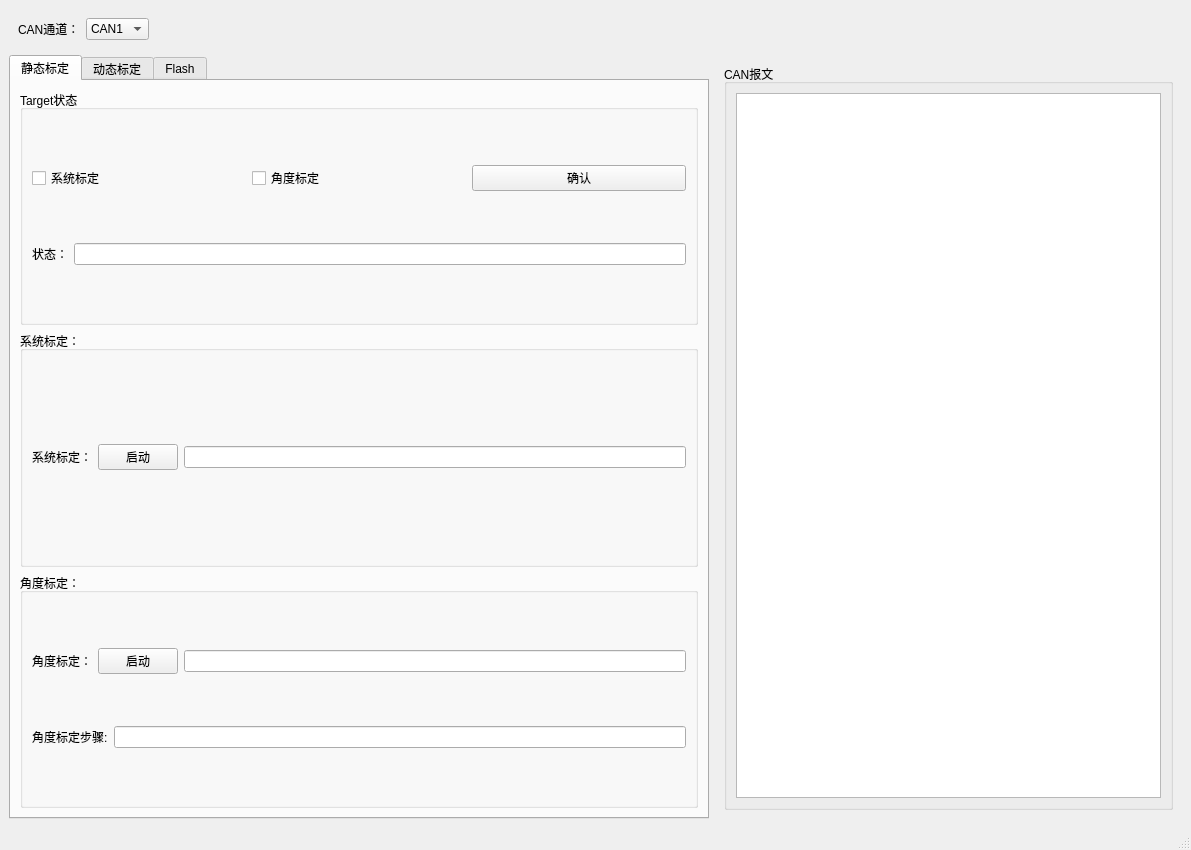
Old version of the form calibrationWindow.ui in the repository tzhuhua/EOL_Dev.
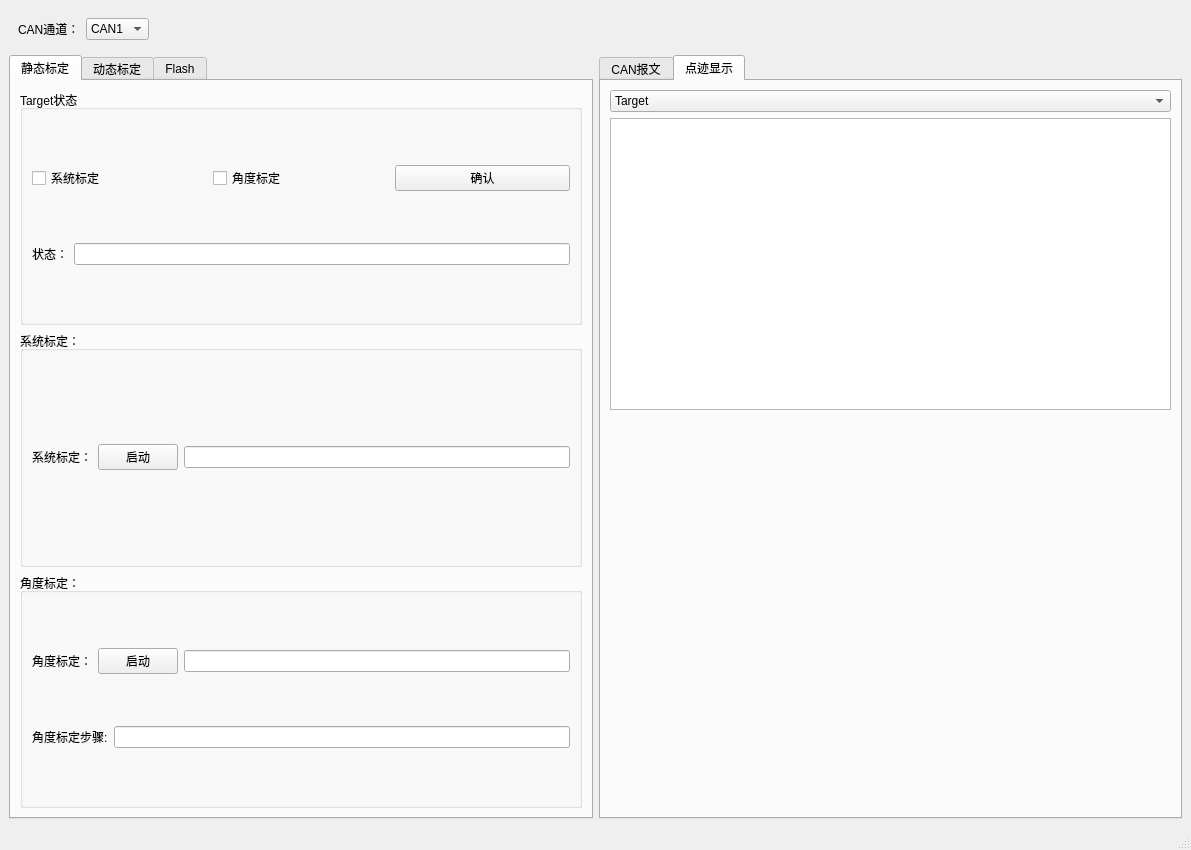
New version of the form.

Commit message: 点迹显示

What changed in the file:
```diff
--- a/calibrationWindow.ui
+++ b/calibrationWindow.ui
@@ -20,8 +20,8 @@
    <string>标定</string>
   </property>
   <widget class="QWidget" name="centralwidget">
-   <layout class="QVBoxLayout" name="verticalLayout_2">
-    <item>
+   <layout class="QGridLayout" name="gridLayout_11">
+    <item row="0" column="0" colspan="2">
      <widget class="QWidget" name="widget_2" native="true">
       <layout class="QGridLayout" name="gridLayout_2">
        <item row="0" column="0">
@@ -65,9 +65,7 @@
       </layout>
      </widget>
     </item>
-    <item>
-     <layout class="QHBoxLayout" name="horizontalLayout_8" stretch="6,4">
-      <item>
+    <item row="1" column="0">
        <widget class="QTabWidget" name="tabWidget">
         <property name="currentIndex">
          <number>0</number>
@@ -558,25 +556,20 @@
         </widget>
        </widget>
       </item>
-      <item>
-       <widget class="QWidget" name="widget" native="true">
-        <property name="sizePolicy">
-         <sizepolicy hsizetype="Minimum" vsizetype="Minimum">
-          <horstretch>0</horstretch>
-          <verstretch>0</verstretch>
-         </sizepolicy>
-        </property>
-        <layout class="QGridLayout" name="gridLayout_7" rowstretch="0" columnstretch="0" rowminimumheight="0" columnminimumwidth="0">
-         <property name="sizeConstraint">
-          <enum>QLayout::SetNoConstraint</enum>
-         </property>
-         <item row="0" column="0">
-          <widget class="QGroupBox" name="groupBox_cantext">
-           <property name="title">
+    <item row="1" column="1">
+     <widget class="QTabWidget" name="tabWidget_2">
+      <property name="enabled">
+       <bool>true</bool>
+      </property>
+      <property name="currentIndex">
+       <number>1</number>
+      </property>
+      <widget class="QWidget" name="tab_4">
+       <attribute name="title">
             <string>CAN报文</string>
-           </property>
-           <layout class="QVBoxLayout" name="verticalLayout">
-            <item>
+       </attribute>
+       <layout class="QGridLayout" name="gridLayout_7">
+        <item row="0" column="1">
              <widget class="QTextBrowser" name="textBrowser_cantext">
               <property name="autoFormatting">
                <set>QTextEdit::AutoNone</set>
@@ -585,11 +578,47 @@
             </item>
            </layout>
           </widget>
-         </item>
-        </layout>
+      <widget class="QWidget" name="tab_5">
+       <attribute name="title">
+        <string>点迹显示</string>
+       </attribute>
+       <layout class="QGridLayout" name="gridLayout_12">
+        <item row="1" column="0">
+         <widget class="QGraphicsView" name="graphicsView"/>
+        </item>
+        <item row="2" column="0">
+         <spacer name="verticalSpacer_5">
+          <property name="orientation">
+           <enum>Qt::Vertical</enum>
+          </property>
+          <property name="sizeType">
+           <enum>QSizePolicy::Fixed</enum>
+          </property>
+          <property name="sizeHint" stdset="0">
+           <size>
+            <width>20</width>
+            <height>398</height>
+           </size>
+          </property>
+         </spacer>
+        </item>
+        <item row="0" column="0">
+         <widget class="QComboBox" name="comboBox_tatr">
+          <item>
+           <property name="text">
+            <string>Target</string>
+           </property>
+          </item>
+          <item>
+           <property name="text">
+            <string>Object</string>
+           </property>
+          </item>
        </widget>
       </item>
      </layout>
+      </widget>
+     </widget>
     </item>
    </layout>
   </widget>
```
Lines whose indentation alone changed are shown as unchanged. The commit also changes 3 other files.
